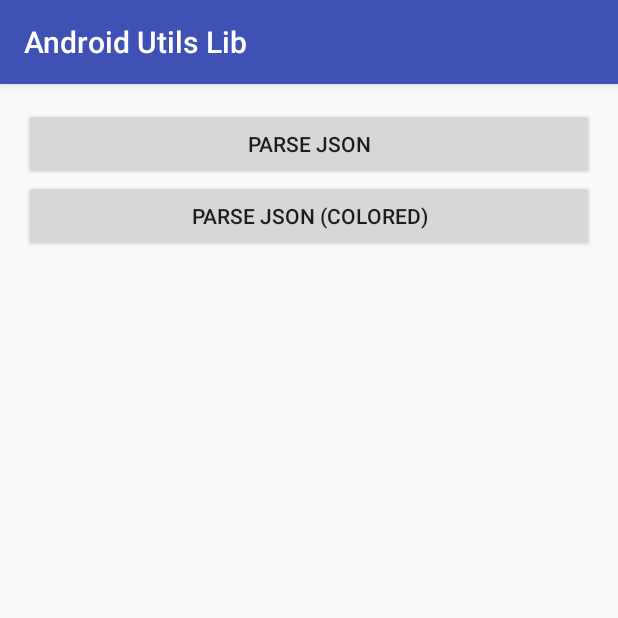
After one commit to rahulrvp/android-utils-lib, an Android app: the JsonActivity screen opened directly, with no data from a screen before it, on a phone screen of 412 x 824 dp, the top half of it. The commit adds this screen. Run offline under Robolectric (Android 15) with nearby library versions, the phone set to English and light mode, and no system bars.

Commit message:
added sample activity to test json parsing

```diff
--- a/app/src/main/AndroidManifest.xml
+++ b/app/src/main/AndroidManifest.xml
@@ -15,6 +15,7 @@
                 <category android:name="android.intent.category.LAUNCHER" />
             </intent-filter>
         </activity>
+        <activity android:name=".JsonActivity" />
     </application>
 
 </manifest>
--- /dev/null
+++ b/app/src/main/res/layout/activity_json.xml
@@ -0,0 +1,37 @@
+<?xml version="1.0" encoding="utf-8"?>
+<LinearLayout xmlns:android="http://schemas.android.com/apk/res/android"
+    xmlns:tools="http://schemas.android.com/tools"
+    android:id="@+id/activity_json"
+    android:layout_width="match_parent"
+    android:layout_height="match_parent"
+    android:orientation="vertical"
+    android:paddingBottom="@dimen/activity_vertical_margin"
+    android:paddingLeft="@dimen/activity_horizontal_margin"
+    android:paddingRight="@dimen/activity_horizontal_margin"
+    android:paddingTop="@dimen/activity_vertical_margin"
+    tools:context="io.github.rahulrvp.androidutilslib.JsonActivity">
+
+    <Button
+        android:layout_width="match_parent"
+        android:layout_height="wrap_content"
+        android:onClick="onParseClicked"
+        android:text="Parse JSON" />
+
+    <Button
+        android:layout_width="match_parent"
+        android:layout_height="wrap_content"
+        android:onClick="onParseColoredClicked"
+        android:text="Parse JSON (Colored)" />
+
+    <android.support.v4.widget.NestedScrollView
+        android:layout_width="match_parent"
+        android:layout_height="match_parent">
+
+        <TextView
+            android:id="@+id/json_output_text"
+            android:layout_width="match_parent"
+            android:layout_height="wrap_content" />
+
+    </android.support.v4.widget.NestedScrollView>
+
+</LinearLayout>
```
Also changed, not shown: app/src/main/assets/sample_json.json (added, +39 -0 lines), app/src/main/java/io/github/rahulrvp/androidutilslib/JsonActivity.java (added, +77 -0 lines), app/src/main/java/io/github/rahulrvp/androidutilslib/TestUtils.java (added, +47 -0 lines), app/src/main/res/layout/activity_main.xml (+8 -0 lines).
